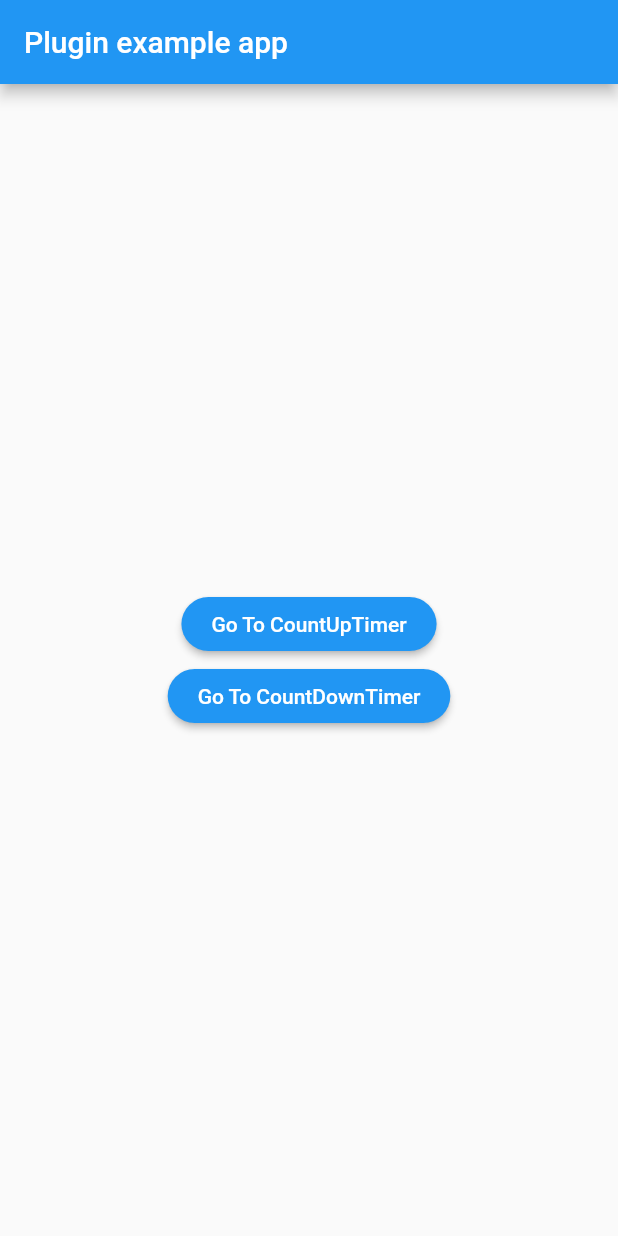
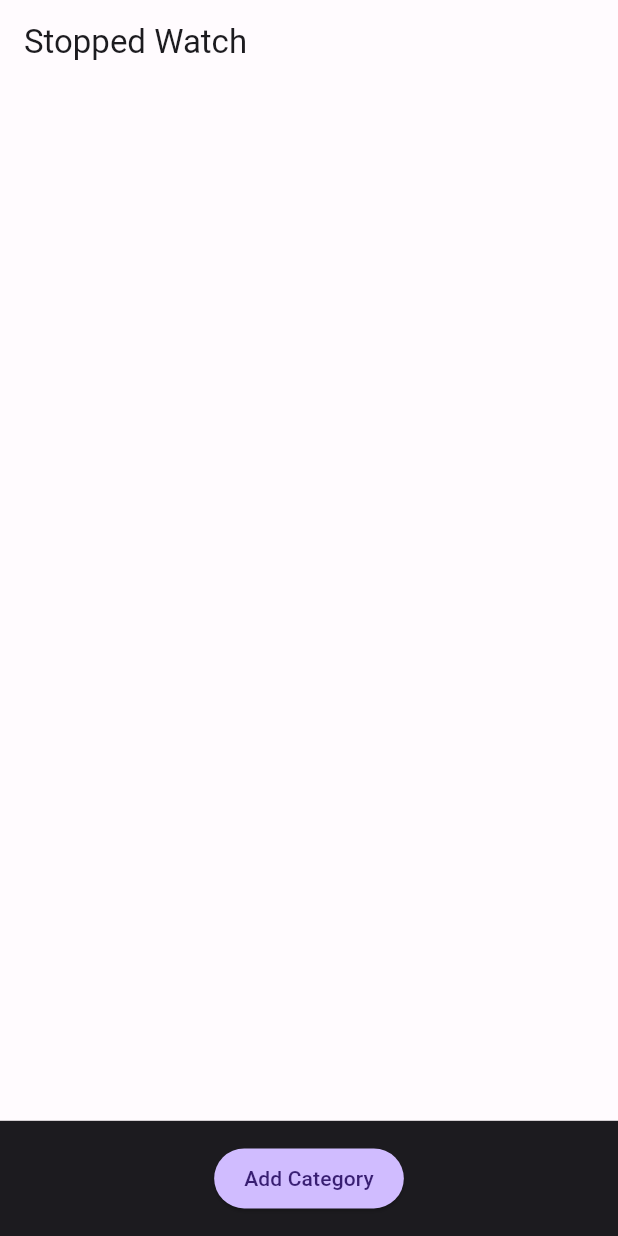
Before and after one commit to koltukutsu/stopped-watch, a Flutter app: the screen it shows after launch, on a phone screen of 412 x 824 dp. Run offline on Flutter 3.47's test engine with Material 2 defaults, Android fonts, the phone set to English and light mode, and no system bars; our stand-ins replace stop_watch_timer.

Commit message:
Add: added the main and the records screen

```diff
--- a/lib/count_down_timer-page.dart
+++ b/lib/count_down_timer-page.dart
@@ -3,10 +3,12 @@ import 'package:stop_watch_timer/stop_watch_timer.dart';
 import 'package:stopped_watch/rounded_button.dart';
 
 class CountDownTimerPage extends StatefulWidget {
+  const CountDownTimerPage({super.key});
+
   static Future<void> navigatorPush(BuildContext context) async {
     return Navigator.of(context).push<void>(
       MaterialPageRoute(
-        builder: (_) => CountDownTimerPage(),
+        builder: (_) => const CountDownTimerPage(),
       ),
     );
   }
--- /dev/null
+++ b/lib/data/category_model.dart
@@ -0,0 +1,20 @@
+class CategoryModel {
+  final String category;
+  int average;
+  List<RecordModel> recordsList;
+
+  CategoryModel({
+    required this.category,
+    required this.average,
+    required this.recordsList,
+  });
+}
+
+class RecordModel {
+  final int index;
+  final int time;
+  final DateTime recordedTime;
+
+  RecordModel(
+      {required this.index, required this.time, required this.recordedTime});
+}
--- a/lib/main.dart
+++ b/lib/main.dart
@@ -1,4 +1,6 @@
 import 'package:flutter/material.dart';
+import 'package:stopped_watch/color_schemes.g.dart';
+import 'package:stopped_watch/ui/main_page.dart';
 
 import 'count_down_timer-page.dart';
 import 'count_up_timer_page.dart';
@@ -11,69 +13,13 @@ class MyApp extends StatefulWidget {
 }
 
 class _MyAppState extends State<MyApp> {
+
   @override
   Widget build(BuildContext context) {
     return MaterialApp(
-      home: MainPage(),
+      theme: ThemeData(useMaterial3: true, colorScheme: lightColorScheme),
+      darkTheme: ThemeData(useMaterial3: true, colorScheme: darkColorScheme),
+      home: const MainPage(),
     );
   }
 }
-
-class MainPage extends StatelessWidget {
-  @override
-  Widget build(BuildContext context) {
-    return Scaffold(
-      appBar: AppBar(
-        title: const Text('Plugin example app'),
-      ),
-      body: Center(
-        child: Column(
-          mainAxisAlignment: MainAxisAlignment.center,
-          crossAxisAlignment: CrossAxisAlignment.center,
-          children: <Widget>[
-            Padding(
-              padding: const EdgeInsets.symmetric(horizontal: 4),
-              child: ElevatedButton(
-                style: ElevatedButton.styleFrom(
-                  foregroundColor: Colors.pinkAccent,
-                  padding: const EdgeInsets.all(4),
-                  shape: const StadiumBorder(),
-                ),
-                onPressed: () {
-                  CountUpTimerPage.navigatorPush(context);
-                },
-                child: const Padding(
-                  padding: EdgeInsets.symmetric(horizontal: 16),
-                  child: Text(
-                    'Go To CountUpTimer',
-                    style: TextStyle(color: Colors.white),
-                  ),
-                ),
-              ),
-            ),
-            Padding(
-              padding: const EdgeInsets.symmetric(horizontal: 4),
-              child: ElevatedButton(
-                style: ElevatedButton.styleFrom(
-                  foregroundColor: Colors.pinkAccent,
-                  padding: const EdgeInsets.all(4),
-                  shape: const StadiumBorder(),
-                ),
-                onPressed: () {
-                  CountDownTimerPage.navigatorPush(context);
-                },
-                child: const Padding(
-                  padding: EdgeInsets.symmetric(horizontal: 16),
-                  child: Text(
-                    'Go To CountDownTimer',
-                    style: TextStyle(color: Colors.white),
-                  ),
-                ),
-              ),
-            ),
-          ],
-        ),
-      ),
-    );
-  }
-}
--- /dev/null
+++ b/lib/ui/main_page.dart
@@ -0,0 +1,153 @@
+import 'package:flutter/material.dart';
+import 'package:stopped_watch/color_schemes.g.dart';
+import 'package:stopped_watch/count_down_timer-page.dart';
+import 'package:stopped_watch/count_up_timer_page.dart';
+import 'package:stopped_watch/data/category_model.dart';
+import 'package:stopped_watch/ui/record_page.dart';
+
+final List<CategoryModel> categoryList = [];
+
+class MainPage extends StatefulWidget {
+  const MainPage({super.key});
+
+  @override
+  State<MainPage> createState() => _MainPageState();
+}
+
+class _MainPageState extends State<MainPage> {
+  @override
+  Widget build(BuildContext context) {
+    TextEditingController _controller = TextEditingController();
+
+    return Scaffold(
+      appBar: AppBar(
+        title: const Text('Stopped Watch'),
+      ),
+      body: Center(
+        child: Column(
+          mainAxisAlignment: MainAxisAlignment.spaceBetween,
+          crossAxisAlignment: CrossAxisAlignment.center,
+          children: <Widget>[
+            Expanded(
+              flex: 9,
+              child: ListView.builder(
+                itemBuilder: (context, index) {
+                  final int average = categoryList[index].average;
+                  int minutes = (average ~/ 60);
+                  int seconds = average % 60;
+                  final String prompt =
+                      "${minutes < 10 ? '0$minutes' : minutes}:${seconds < 10 ? '0$seconds' : seconds}";
+
+                  return Padding(
+                    padding: const EdgeInsets.symmetric(
+                        vertical: 4.0, horizontal: 20),
+                    child: ListTile(
+                      trailing: IconButton(
+                        onPressed: () => showDialog<String>(
+                          context: context,
+                          builder: (BuildContext context) => AlertDialog(
+                            title: const Text('Delete Category'),
+                            content: Text(
+                                'Do you want to delete ${categoryList[index].category} Category'),
+                            actions: <Widget>[
+                              TextButton(
+                                onPressed: () =>
+                                    Navigator.pop(context, 'Cancel'),
+                                child: const Text('Cancel'),
+                              ),
+                              TextButton(
+                                onPressed: () {
+                                  setState(() {
+                                    categoryList.removeAt(index);
+                                  });
+                                  Navigator.pop(context, 'OK');
+                                },
+                                child: const Text('OK'),
+                              ),
+                            ],
+                          ),
+                        ),
+                        icon: const Icon(Icons.remove_circle),
+                      ),
+                      title: Row(
+                        mainAxisAlignment: MainAxisAlignment.spaceBetween,
+                        children: [
+                          Text(categoryList[index].category,
+                              style: const TextStyle(fontSize: 32)),
+                          Text(prompt, style: const TextStyle(fontSize: 24))
+                        ],
+                      ),
+                      // subtitle: ,
+                      onTap: () {
+                        // CountUpTimerPage.navigatorPush(context);
+                        Navigator.of(context).push(MaterialPageRoute(
+                          builder: (context) =>
+                              RecordPage(categoryObject: categoryList[index]),
+                        ));
+                      },
+                      tileColor: darkColorScheme.secondaryContainer,
+                    ),
+                  );
+                },
+                itemCount: categoryList.length,
+              ),
+            ),
+            Expanded(
+              flex: 1,
+              child: Stack(alignment: Alignment.center, children: [
+                Container(
+                  color: darkColorScheme.background,
+                ),
+                ElevatedButton(
+                  style: ElevatedButton.styleFrom(
+                    backgroundColor: darkColorScheme.surfaceTint,
+                    foregroundColor: Colors.pinkAccent,
+                    padding: const EdgeInsets.all(4),
+                    shape: const StadiumBorder(),
+                  ),
+                  onPressed: () {
+                    showDialog<String>(
+                      context: context,
+                      builder: (BuildContext context) => AlertDialog(
+                        title: const Text('Add Category'),
+                        content: TextField(controller: _controller),
+                        actions: <Widget>[
+                          TextButton(
+                            onPressed: () => Navigator.pop(context, 'Cancel'),
+                            child: const Text('Cancel'),
+                          ),
+                          TextButton(
+                            onPressed: () {
+                              setState(() {
+                                if (_controller.text.isNotEmpty) {
+                                  categoryList.add(CategoryModel(
+                                      category: _controller.text,
+                                      average: 172,
+                                      recordsList: <RecordModel>[]));
+                                }
+                              });
+
+                              Navigator.pop(context, 'OK');
+                            },
+                            child: const Text('OK'),
+                          ),
+                        ],
+                      ),
+                    );
+                  },
+                  child: Padding(
+                    padding: const EdgeInsets.symmetric(horizontal: 16),
+                    child: Text(
+                      'Add Category',
+                      style: TextStyle(color: darkColorScheme.onPrimary),
+                    ),
+                  ),
+                ),
+              ]),
+            ),
+          ],
+        ),
+      ),
+    );
+  }
+}
```
Also changed, not shown: lib/ui/record_page.dart (added, +401 -0 lines), lib/color_schemes.g.dart (added), lib/main.g.dart (added), pubspec.lock.
